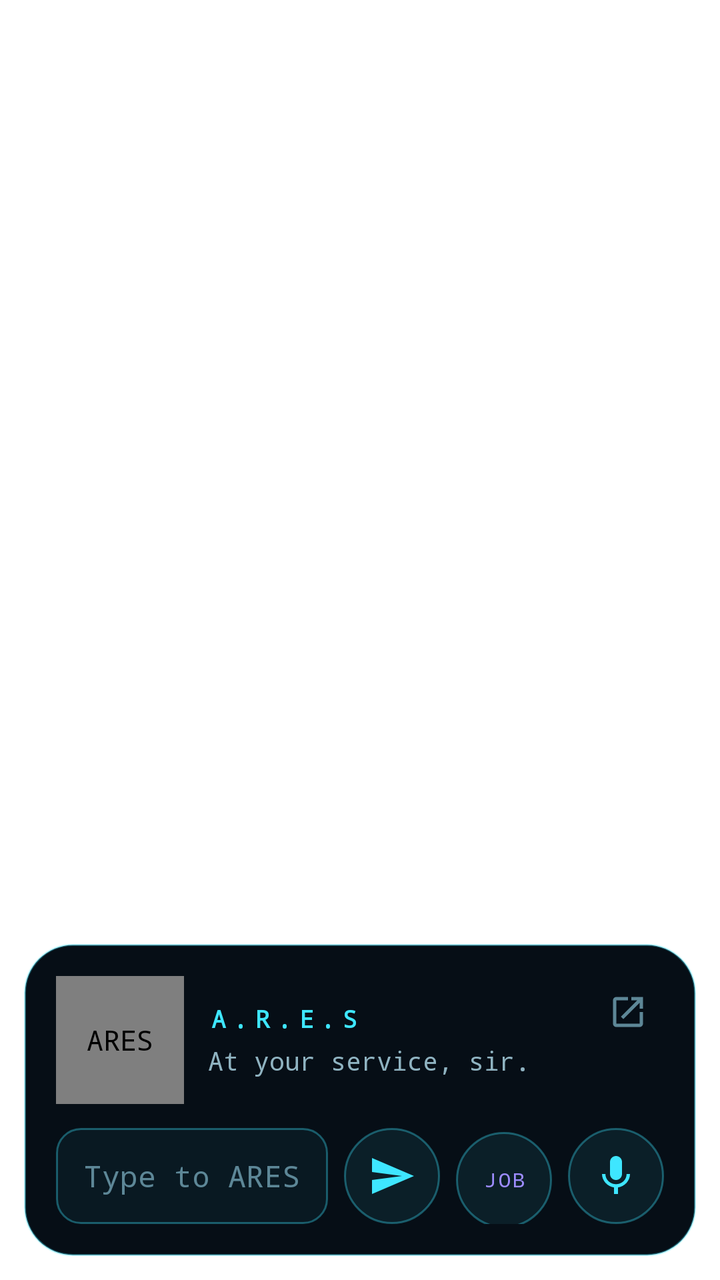
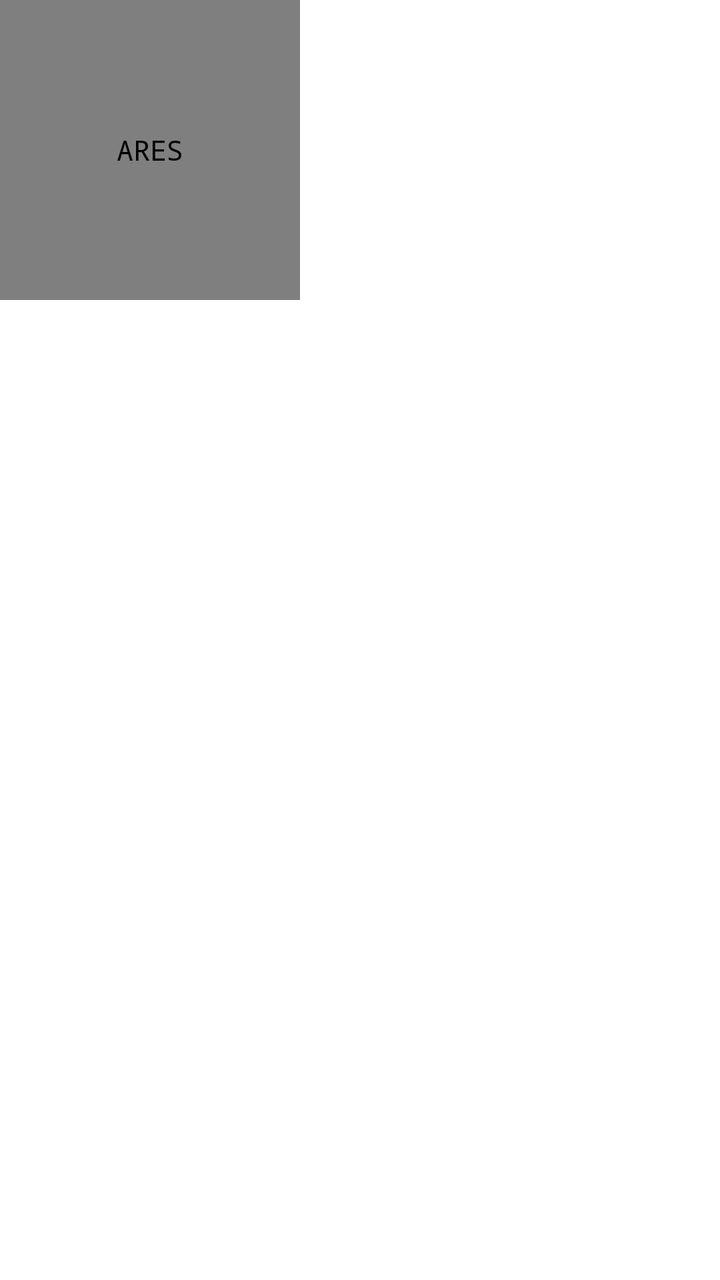

Two renders of the same Android screen: before a commit and after it. Below are the layout's source before the change and the commit's diff.
<!-- AndroidManifest.xml: activity theme Theme.Ares.Floating -->
<!-- res/layout/activity_ask.xml -->
<?xml version="1.0" encoding="utf-8"?>
<FrameLayout xmlns:android="http://schemas.android.com/apk/res/android" android:id="@+id/root" android:layout_width="match_parent" android:layout_height="match_parent">
    <LinearLayout android:id="@+id/panel" android:layout_width="match_parent" android:layout_height="wrap_content" android:layout_gravity="bottom"
        android:layout_margin="12dp" android:background="@drawable/bg_panel" android:orientation="vertical" android:padding="16dp" android:elevation="12dp">

        <LinearLayout android:layout_width="match_parent" android:layout_height="wrap_content" android:orientation="horizontal">
            <com.dhruv.ares.ReactorView android:id="@+id/reactor" android:layout_width="64dp" android:layout_height="64dp" android:contentDescription="ARES"/>
            <LinearLayout android:layout_width="0dp" android:layout_height="wrap_content" android:layout_weight="1" android:layout_marginStart="12dp" android:orientation="vertical" android:layout_gravity="center_vertical">
                <TextView android:layout_width="wrap_content" android:layout_height="wrap_content" android:text="A.R.E.S" android:textColor="@color/cyan" android:textStyle="bold" android:textSize="12sp" android:letterSpacing="0.3"/>
                <TextView android:id="@+id/heard" android:layout_width="match_parent" android:layout_height="wrap_content" android:layout_marginTop="4dp"
                    android:textColor="@color/text_user" android:textSize="13sp" android:maxLines="3" android:ellipsize="start" android:text="At your service, sir."/>
            </LinearLayout>
            <ImageView android:id="@+id/expand" android:layout_width="36dp" android:layout_height="36dp" android:padding="8dp" android:src="@drawable/ic_expand"
                android:contentDescription="Open ARES" android:background="?android:attr/selectableItemBackgroundBorderless"/>
        </LinearLayout>

        <TextView android:id="@+id/reply" android:layout_width="match_parent" android:layout_height="wrap_content" android:layout_marginTop="12dp" android:visibility="gone"
            android:textColor="@color/text" android:textSize="15sp" android:lineSpacingMultiplier="1.3" android:maxLines="12" android:scrollbars="vertical" android:textIsSelectable="true"/>
        <LinearLayout android:id="@+id/actions" android:layout_width="match_parent" android:layout_height="wrap_content" android:orientation="vertical"/>
        <TextView android:id="@+id/attach" android:layout_width="match_parent" android:layout_height="wrap_content" android:layout_marginTop="10dp" android:visibility="gone"
            android:background="@drawable/bg_setup" android:padding="10dp" android:textColor="@color/purple" android:textSize="12sp" android:maxLines="2" android:ellipsize="end"/>

        <LinearLayout android:layout_width="match_parent" android:layout_height="wrap_content" android:orientation="horizontal" android:layout_marginTop="12dp">
            <EditText android:id="@+id/input" style="@style/AresInput" android:layout_width="0dp" android:layout_height="48dp" android:layout_weight="1"
                android:hint="@string/type_hint" android:imeOptions="actionSend" android:inputType="textCapSentences|textAutoCorrect" android:singleLine="true"/>
            <ImageView android:id="@+id/send" android:layout_width="48dp" android:layout_height="48dp" android:layout_marginStart="8dp" android:padding="12dp"
                android:background="@drawable/bg_round" android:src="@drawable/ic_send" android:contentDescription="Send"/>
            <TextView android:id="@+id/job" android:layout_width="48dp" android:layout_height="48dp" android:layout_marginStart="8dp" android:gravity="center"
                android:background="@drawable/bg_round" android:text="JOB" android:textColor="@color/purple" android:textSize="10sp" android:letterSpacing="0.1"
                android:contentDescription="Make it a job: a worker on your Mac does it in the background"/>
            <ImageView android:id="@+id/mic" android:layout_width="48dp" android:layout_height="48dp" android:layout_marginStart="8dp" android:padding="12dp"
                android:background="@drawable/bg_round" android:src="@drawable/ic_mic" android:contentDescription="Talk"/>
        </LinearLayout>
    </LinearLayout>
</FrameLayout>
<!-- resources referenced by this layout -->
<resources>
  <color name="cyan">#3EE6FF</color>
  <color name="purple">#9D8CFF</color>
  <color name="text">#CFEFFF</color>
  <color name="text_user">#8FB3C1</color>
  <!-- drawable bg_panel (drawable) -->
  <shape xmlns:android="http://schemas.android.com/apk/res/android">
      <corners android:radius="24dp"/><solid android:color="#FF060E16"/><stroke android:width="1dp" android:color="@color/cyan_dim"/>
  </shape>
  <!-- drawable bg_round (drawable) -->
  <selector xmlns:android="http://schemas.android.com/apk/res/android">
      <item android:state_activated="true"><shape android:shape="oval"><solid android:color="#553EE6FF"/><stroke android:width="1.5dp" android:color="@color/cyan"/></shape></item>
      <item android:state_pressed="true"><shape android:shape="oval"><solid android:color="#333EE6FF"/><stroke android:width="1dp" android:color="@color/cyan"/></shape></item>
      <item><shape android:shape="oval"><solid android:color="#143EE6FF"/><stroke android:width="1dp" android:color="@color/cyan_dim"/></shape></item>
  </selector>
  <!-- drawable bg_setup (drawable) -->
  <shape xmlns:android="http://schemas.android.com/apk/res/android">
      <corners android:radius="10dp"/><solid android:color="#1A9D8CFF"/><stroke android:width="1dp" android:color="#809D8CFF"/>
  </shape>
  <!-- drawable ic_expand (drawable) -->
  <vector xmlns:android="http://schemas.android.com/apk/res/android" android:width="24dp" android:height="24dp" android:viewportWidth="24" android:viewportHeight="24" android:tint="@color/muted">
      <path android:fillColor="#FFFFFFFF" android:pathData="M19,19H5V5h7V3H5c-1.11,0 -2,0.9 -2,2v14c0,1.1 0.89,2 2,2h14c1.1,0 2,-0.9 2,-2v-7h-2v7zM14,3v2h3.59l-9.83,9.83 1.41,1.41L19,6.41V10h2V3h-7z"/>
  </vector>
  <!-- drawable ic_mic (drawable) -->
  <vector xmlns:android="http://schemas.android.com/apk/res/android" android:width="24dp" android:height="24dp" android:viewportWidth="24" android:viewportHeight="24" android:tint="@color/cyan">
      <path android:fillColor="#FFFFFFFF" android:pathData="M12,14c1.66,0 3,-1.34 3,-3V5c0,-1.66 -1.34,-3 -3,-3S9,3.34 9,5v6c0,1.66 1.34,3 3,3zM17.3,11c0,3 -2.54,5.1 -5.3,5.1S6.7,14 6.7,11H5c0,3.41 2.72,6.23 6,6.72V21h2v-3.28c3.28,-0.48 6,-3.3 6,-6.72h-1.7z"/>
  </vector>
  <!-- drawable ic_send (drawable) -->
  <vector xmlns:android="http://schemas.android.com/apk/res/android" android:width="24dp" android:height="24dp" android:viewportWidth="24" android:viewportHeight="24" android:tint="@color/cyan">
      <path android:fillColor="#FFFFFFFF" android:pathData="M2.01,21L23,12 2.01,3 2,10l15,2 -15,2z"/>
  </vector>
  <string name="type_hint">Type to ARES…</string>
  <style name="AresInput">
          <item name="android:background">@drawable/bg_input</item>
          <item name="android:textColor">@color/text</item>
          <item name="android:textColorHint">@color/muted</item>
          <item name="android:fontFamily">monospace</item>
          <item name="android:textSize">15sp</item>
          <item name="android:paddingStart">14dp</item>
          <item name="android:paddingEnd">14dp</item>
          <item name="android:minHeight">48dp</item>
      </style>
  <style name="Theme.Ares.Floating">
          <item name="android:windowIsTranslucent">true</item>
          <item name="android:windowBackground">@android:color/transparent</item>
          <item name="android:backgroundDimEnabled">true</item>
          <item name="android:backgroundDimAmount">0.35</item>
          <item name="android:windowAnimationStyle">@android:style/Animation.InputMethod</item>
          <item name="android:windowSoftInputMode">adjustResize</item>
      </style>
  <color name="cyan_dim">#593EE6FF</color>
  <color name="muted">#5D8797</color>
  <!-- drawable bg_input (drawable) -->
  <shape xmlns:android="http://schemas.android.com/apk/res/android">
      <corners android:radius="12dp"/><solid android:color="#0D3EE6FF"/><stroke android:width="1dp" android:color="@color/cyan_dim"/>
  </shape>
</resources>

<!-- the commit's change to res/layout/activity_ask.xml (unified diff, before → after) -->
@@ -1,35 +1,47 @@
 <?xml version="1.0" encoding="utf-8"?>
 <FrameLayout xmlns:android="http://schemas.android.com/apk/res/android" android:id="@+id/root" android:layout_width="match_parent" android:layout_height="match_parent">
-    <LinearLayout android:id="@+id/panel" android:layout_width="match_parent" android:layout_height="wrap_content" android:layout_gravity="bottom"
-        android:layout_margin="12dp" android:background="@drawable/bg_panel" android:orientation="vertical" android:padding="16dp" android:elevation="12dp">
 
-        <LinearLayout android:layout_width="match_parent" android:layout_height="wrap_content" android:orientation="horizontal">
-            <com.dhruv.ares.ReactorView android:id="@+id/reactor" android:layout_width="64dp" android:layout_height="64dp" android:contentDescription="ARES"/>
-            <LinearLayout android:layout_width="0dp" android:layout_height="wrap_content" android:layout_weight="1" android:layout_marginStart="12dp" android:orientation="vertical" android:layout_gravity="center_vertical">
-                <TextView android:layout_width="wrap_content" android:layout_height="wrap_content" android:text="A.R.E.S" android:textColor="@color/cyan" android:textStyle="bold" android:textSize="12sp" android:letterSpacing="0.3"/>
-                <TextView android:id="@+id/heard" android:layout_width="match_parent" android:layout_height="wrap_content" android:layout_marginTop="4dp"
-                    android:textColor="@color/text_user" android:textSize="13sp" android:maxLines="3" android:ellipsize="start" android:text="At your service, sir."/>
+    <com.dhruv.ares.ReactorView android:id="@+id/reactor" android:layout_width="150dp" android:layout_height="150dp"
+        android:layout_gravity="top|start" android:contentDescription="ARES"/>
+
+    <LinearLayout android:id="@+id/column" android:layout_width="match_parent" android:layout_height="wrap_content" android:layout_gravity="top"
+        android:orientation="vertical" android:paddingStart="24dp" android:paddingEnd="24dp" android:alpha="0">
+        <TextView android:id="@+id/heard" android:layout_width="match_parent" android:layout_height="wrap_content" android:gravity="center"
+            android:textColor="@color/text_user" android:textSize="12sp" android:maxLines="2" android:ellipsize="start" android:visibility="gone"/>
+        <TextView android:id="@+id/reply" android:layout_width="match_parent" android:layout_height="wrap_content" android:layout_marginTop="6dp" android:gravity="center"
+            android:textColor="@color/text" android:textSize="14sp" android:lineSpacingMultiplier="1.25" android:maxLines="4" android:ellipsize="end" android:alpha="0.85"
+            android:fontFamily="sans-serif" android:visibility="gone"/>
+        <HorizontalScrollView android:id="@+id/chipsScroll" android:layout_width="match_parent" android:layout_height="wrap_content" android:layout_marginTop="10dp"
+            android:scrollbars="none" android:visibility="gone">
+            <LinearLayout android:id="@+id/chips" android:layout_width="wrap_content" android:layout_height="wrap_content" android:orientation="horizontal" android:gravity="center"/>
+        </HorizontalScrollView>
+        <ScrollView android:id="@+id/cardsScroll" android:layout_width="match_parent" android:layout_height="wrap_content" android:layout_marginTop="12dp"
+            android:scrollbars="none" android:overScrollMode="never" android:fillViewport="false">
+            <LinearLayout android:id="@+id/cards" android:layout_width="match_parent" android:layout_height="wrap_content" android:orientation="vertical">
+                <LinearLayout android:id="@+id/actions" android:layout_width="match_parent" android:layout_height="wrap_content" android:orientation="vertical"/>
             </LinearLayout>
-            <ImageView android:id="@+id/expand" android:layout_width="36dp" android:layout_height="36dp" android:padding="8dp" android:src="@drawable/ic_expand"
-                android:contentDescription="Open ARES" android:background="?android:attr/selectableItemBackgroundBorderless"/>
-        </LinearLayout>
-
-        <TextView android:id="@+id/reply" android:layout_width="match_parent" android:layout_height="wrap_content" android:layout_marginTop="12dp" android:visibility="gone"
-            android:textColor="@color/text" android:textSize="15sp" android:lineSpacingMultiplier="1.3" android:maxLines="12" android:scrollbars="vertical" android:textIsSelectable="true"/>
-        <LinearLayout android:id="@+id/actions" android:layout_width="match_parent" android:layout_height="wrap_content" android:orientation="vertical"/>
+        </ScrollView>
         <TextView android:id="@+id/attach" android:layout_width="match_parent" android:layout_height="wrap_content" android:layout_marginTop="10dp" android:visibility="gone"
             android:background="@drawable/bg_setup" android:padding="10dp" android:textColor="@color/purple" android:textSize="12sp" android:maxLines="2" android:ellipsize="end"/>
+    </LinearLayout>
 
-        <LinearLayout android:layout_width="match_parent" android:layout_height="wrap_content" android:orientation="horizontal" android:layout_marginTop="12dp">
-            <EditText android:id="@+id/input" style="@style/AresInput" android:layout_width="0dp" android:layout_height="48dp" android:layout_weight="1"
-                android:hint="@string/type_hint" android:imeOptions="actionSend" android:inputType="textCapSentences|textAutoCorrect" android:singleLine="true"/>
-            <ImageView android:id="@+id/send" android:layout_width="48dp" android:layout_height="48dp" android:layout_marginStart="8dp" android:padding="12dp"
-                android:background="@drawable/bg_round" android:src="@drawable/ic_send" android:contentDescription="Send"/>
-            <TextView android:id="@+id/job" android:layout_width="48dp" android:layout_height="48dp" android:layout_marginStart="8dp" android:gravity="center"
-                android:background="@drawable/bg_round" android:text="JOB" android:textColor="@color/purple" android:textSize="10sp" android:letterSpacing="0.1"
-                android:contentDescription="Make it a job: a worker on your Mac does it in the background"/>
-            <ImageView android:id="@+id/mic" android:layout_width="48dp" android:layout_height="48dp" android:layout_marginStart="8dp" android:padding="12dp"
-                android:background="@drawable/bg_round" android:src="@drawable/ic_mic" android:contentDescription="Talk"/>
-        </LinearLayout>
+    <TextView android:id="@+id/hint" android:layout_width="wrap_content" android:layout_height="wrap_content" android:layout_gravity="top|center_horizontal"
+        android:textSize="9sp" android:letterSpacing="0.3" android:textColor="#993EE6FF" android:text="HOLD · TALK     TAP · STOP" android:alpha="0"/>
+
+    <LinearLayout android:id="@+id/panel" android:layout_width="match_parent" android:layout_height="wrap_content" android:layout_gravity="bottom"
+        android:layout_margin="12dp" android:background="@drawable/bg_panel" android:orientation="horizontal" android:padding="10dp" android:elevation="12dp" android:visibility="gone">
+        <EditText android:id="@+id/input" style="@style/AresInput" android:layout_width="0dp" android:layout_height="48dp" android:layout_weight="1"
+            android:hint="@string/type_hint" android:imeOptions="actionSend" android:inputType="textCapSentences|textAutoCorrect" android:singleLine="true"/>
+        <ImageView android:id="@+id/send" android:layout_width="48dp" android:layout_height="48dp" android:layout_marginStart="8dp" android:padding="12dp"
+            android:background="@drawable/bg_round" android:src="@drawable/ic_send" android:contentDescription="Send"/>
+        <TextView android:id="@+id/job" android:layout_width="48dp" android:layout_height="48dp" android:layout_marginStart="8dp" android:gravity="center"
+            android:background="@drawable/bg_round" android:text="JOB" android:textColor="@color/purple" android:textSize="10sp" android:letterSpacing="0.1"
+            android:contentDescription="Make it a job: a worker on your Mac does it in the background"/>
+        <ImageView android:id="@+id/mic" android:layout_width="48dp" android:layout_height="48dp" android:layout_marginStart="8dp" android:padding="12dp"
+            android:background="@drawable/bg_round" android:src="@drawable/ic_mic" android:contentDescription="Talk"/>
     </LinearLayout>
+
+    <TextView android:id="@+id/keyboardChip" android:layout_width="wrap_content" android:layout_height="wrap_content" android:layout_gravity="bottom|center_horizontal"
+        android:layout_marginBottom="28dp" android:paddingStart="16dp" android:paddingEnd="16dp" android:paddingTop="8dp" android:paddingBottom="8dp"
+        android:background="@drawable/bg_chip" android:text="⌨   TYPE" android:textColor="@color/cyan" android:textSize="10sp" android:letterSpacing="0.25" android:alpha="0"/>
 </FrameLayout>
<!-- resource entries referenced after the edit -->
@@ -4,6 +4,10 @@
   <color name="purple">#9D8CFF</color>
   <color name="text">#CFEFFF</color>
   <color name="text_user">#8FB3C1</color>
+  <!-- drawable bg_chip (drawable) -->
+  <shape xmlns:android="http://schemas.android.com/apk/res/android">
+      <corners android:radius="18dp"/><solid android:color="#143EE6FF"/><stroke android:width="1dp" android:color="@color/cyan_dim"/>
+  </shape>
   <!-- drawable bg_panel (drawable) -->
   <shape xmlns:android="http://schemas.android.com/apk/res/android">
       <corners android:radius="24dp"/><solid android:color="#FF060E16"/><stroke android:width="1dp" android:color="@color/cyan_dim"/>
@@ -18,10 +22,6 @@
   <shape xmlns:android="http://schemas.android.com/apk/res/android">
       <corners android:radius="10dp"/><solid android:color="#1A9D8CFF"/><stroke android:width="1dp" android:color="#809D8CFF"/>
   </shape>
-  <!-- drawable ic_expand (drawable) -->
-  <vector xmlns:android="http://schemas.android.com/apk/res/android" android:width="24dp" android:height="24dp" android:viewportWidth="24" android:viewportHeight="24" android:tint="@color/muted">
-      <path android:fillColor="#FFFFFFFF" android:pathData="M19,19H5V5h7V3H5c-1.11,0 -2,0.9 -2,2v14c0,1.1 0.89,2 2,2h14c1.1,0 2,-0.9 2,-2v-7h-2v7zM14,3v2h3.59l-9.83,9.83 1.41,1.41L19,6.41V10h2V3h-7z"/>
-  </vector>
   <!-- drawable ic_mic (drawable) -->
   <vector xmlns:android="http://schemas.android.com/apk/res/android" android:width="24dp" android:height="24dp" android:viewportWidth="24" android:viewportHeight="24" android:tint="@color/cyan">
       <path android:fillColor="#FFFFFFFF" android:pathData="M12,14c1.66,0 3,-1.34 3,-3V5c0,-1.66 -1.34,-3 -3,-3S9,3.34 9,5v6c0,1.66 1.34,3 3,3zM17.3,11c0,3 -2.54,5.1 -5.3,5.1S6.7,14 6.7,11H5c0,3.41 2.72,6.23 6,6.72V21h2v-3.28c3.28,-0.48 6,-3.3 6,-6.72h-1.7z"/>
@@ -45,8 +45,8 @@
           <item name="android:windowIsTranslucent">true</item>
           <item name="android:windowBackground">@android:color/transparent</item>
           <item name="android:backgroundDimEnabled">true</item>
-          <item name="android:backgroundDimAmount">0.35</item>
-          <item name="android:windowAnimationStyle">@android:style/Animation.InputMethod</item>
+          <item name="android:backgroundDimAmount">0.3</item>
+          <item name="android:windowAnimationStyle">@null</item>
           <item name="android:windowSoftInputMode">adjustResize</item>
       </style>
   <color name="cyan_dim">#593EE6FF</color>
